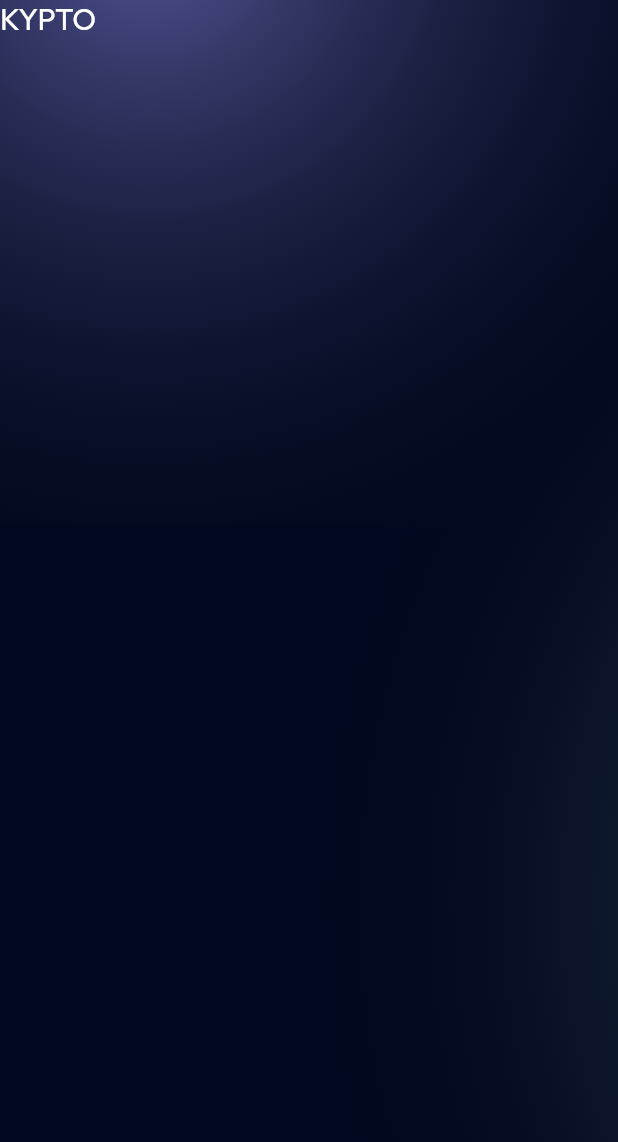
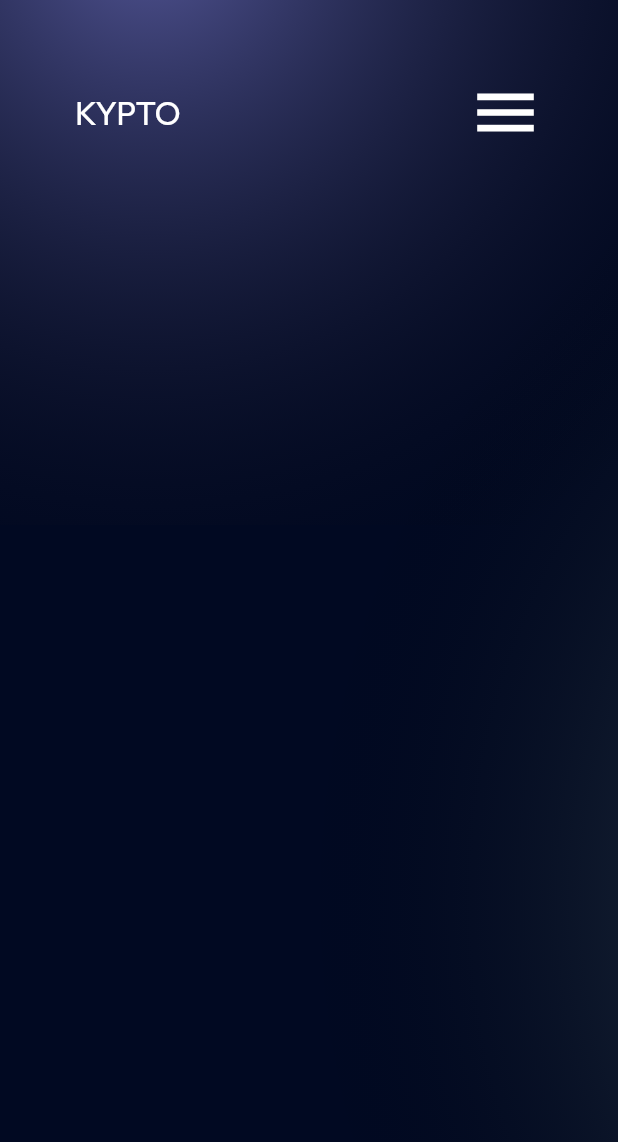
Before and after one commit to doola-dev/buy_nft, a Flutter app: the screen it shows after launch, on a phone screen of 412 x 824 dp. Shown: the top 1142 px of the screen. Run offline on Flutter 3.47's test engine with Material 2 defaults, Android fonts, the phone set to English and light mode, and no system bars; our stand-ins replace flutter_hooks, google_fonts, nb_utils; missing offline and left inert: adaptive_scrollbar.

Commit message:
feat: :zap: Added Side Menu Drawer for Mobile Screen

```diff
--- a/buy_nft/lib/responsive/screens/mobile_screen.dart
+++ b/buy_nft/lib/responsive/screens/mobile_screen.dart
@@ -1,9 +1,13 @@
+import 'package:buy_nft/widgets/constants.dart';
 import 'package:buy_nft/widgets/gradients.dart';
 import 'package:flutter/material.dart';
 import 'package:flutter_hooks/flutter_hooks.dart';
 import 'package:google_fonts/google_fonts.dart';
+import 'package:nb_utils/nb_utils.dart';
 
 import '../../gen/colors.gen.dart';
+
+final GlobalKey<ScaffoldState> _globalKey = GlobalKey<ScaffoldState>();
 
 class MobileScreen extends HookWidget {
   const MobileScreen({super.key});
@@ -14,10 +18,30 @@ class MobileScreen extends HookWidget {
     double height = MediaQuery.of(context).size.height;
     final ScrollController verticalScroll = ScrollController();
     return Scaffold(
+      key: _globalKey,
       backgroundColor: AppColor.primary,
-      // drawer: Drawer(
-      //   child: ListView(),
-      // ),
+      endDrawer: Drawer(
+        backgroundColor: Colors.transparent,
+        child: ListView(
+          children: [
+            const SizedBox(
+              height: 90,
+            ),
+            Align(
+                alignment: Alignment.centerRight,
+                child: const Icon(
+                  Icons.close,
+                  color: Colors.white,
+                  size: 40,
+                ).onTap(
+                  () {
+                    _globalKey.currentState!.closeEndDrawer();
+                  },
+                )).paddingRight(45),
+            verticalNavigationBar
+          ],
+        ),
+      ),
       body: SizedBox(
         height: height,
         width: width,
@@ -31,16 +55,28 @@ class MobileScreen extends HookWidget {
                 Positioned(left: 200, child: gradientRight),
                 Column(
                   children: [
+                    50.height,
                     Row(
                         mainAxisAlignment: MainAxisAlignment.spaceBetween,
                         children: [
                           Text('KYPTO',
                               style: GoogleFonts.outfit(
-                                  color: Colors.white, fontSize: 20)),
+                                  color: Colors.white, fontSize: 22)),
+
+                          const Icon(
+                            Icons.menu,
+                            size: 50,
+                            color: Colors.white,
+                          ).onTap(
+                            () {
+                              _globalKey.currentState!.openEndDrawer();
+                            },
+                          )
+
                           // navigationBar
                         ]),
                   ],
-                )
+                ).paddingSymmetric(horizontal: 50)
               ],
             )
           ],
--- a/buy_nft/lib/widgets/constants.dart
+++ b/buy_nft/lib/widgets/constants.dart
@@ -16,3 +16,18 @@ var navigationBar = Row(
         style: GoogleFonts.outfit(color: Colors.white, fontSize: 17)),
   ],
 );
+var verticalNavigationBar = Column(
+  crossAxisAlignment: CrossAxisAlignment.start,
+  children: [
+    Text('About', style: GoogleFonts.outfit(color: Colors.white, fontSize: 20)),
+    75.height,
+    Text('Pricing',
+        style: GoogleFonts.outfit(color: Colors.white, fontSize: 20)),
+    75.height,
+    Text('Contacts',
+        style: GoogleFonts.outfit(color: Colors.white, fontSize: 20)),
+    75.height,
+    Text('Buy nft',
+        style: GoogleFonts.outfit(color: Colors.white, fontSize: 20)),
+  ],
+).paddingSymmetric(vertical: 40, horizontal: 20);
```
